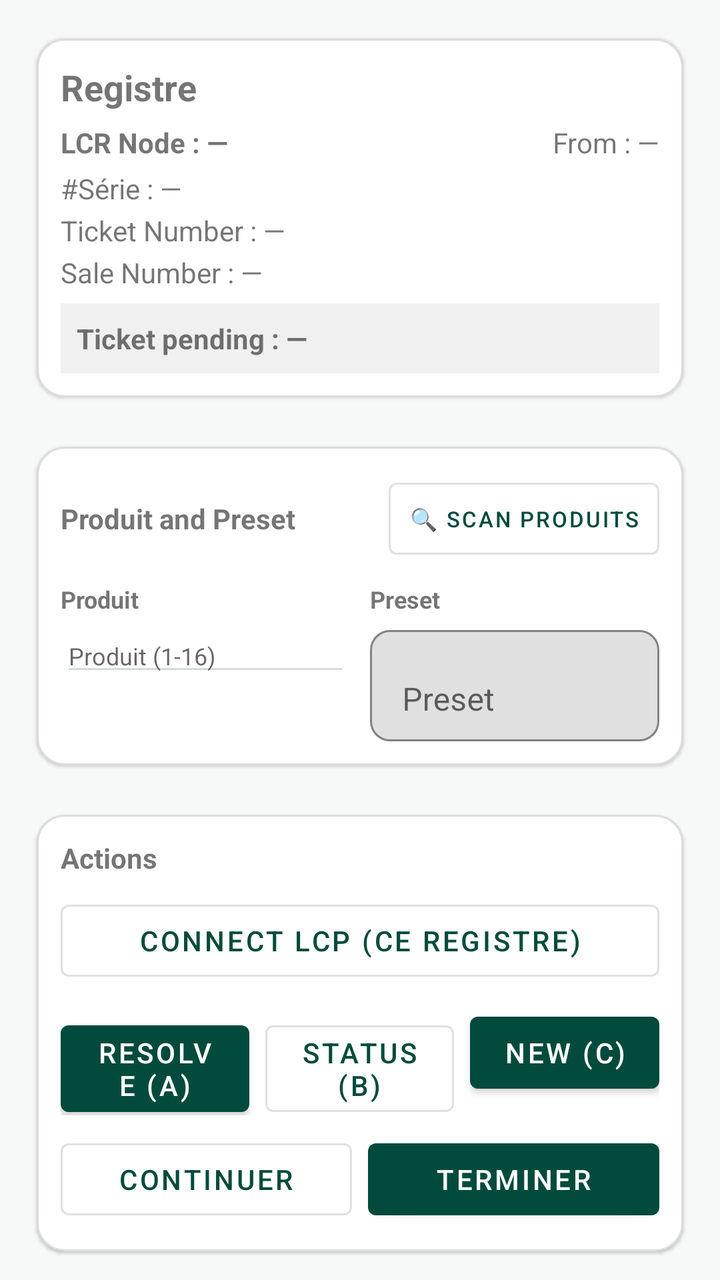
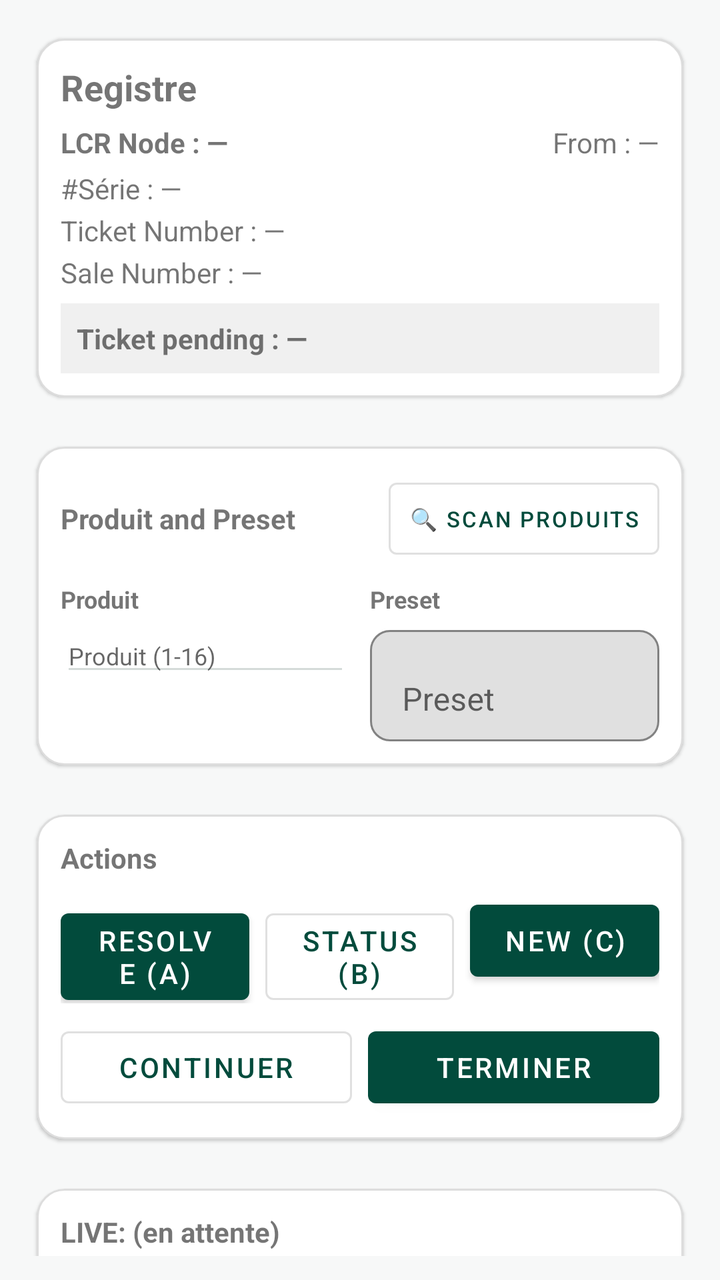

Two renders of the same Android screen: before a commit and after it. Below are the layout's source before the change and the commit's diff.
<!-- AndroidManifest.xml: application theme Theme.LcrFilgoEnergie -->
<!-- res/layout/fragment_register_tab.xml -->
<androidx.core.widget.NestedScrollView xmlns:android="http://schemas.android.com/apk/res/android"
    xmlns:app="http://schemas.android.com/apk/res-auto"
    android:id="@+id/regRootScroll"
    android:layout_width="match_parent"
    android:layout_height="match_parent"
    android:fillViewport="true"
    android:padding="12dp">

    <LinearLayout
        android:id="@+id/regRoot"
        android:layout_width="match_parent"
        android:layout_height="wrap_content"
        android:orientation="vertical">

        
        <com.google.android.material.card.MaterialCardView
            android:layout_width="match_parent"
            android:layout_height="wrap_content"
            app:cardUseCompatPadding="true"
            app:cardCornerRadius="14dp"
            app:strokeWidth="1dp"
            app:strokeColor="#22000000">

            <LinearLayout
                android:layout_width="match_parent"
                android:layout_height="wrap_content"
                android:orientation="vertical"
                android:padding="12dp">

                <TextView
                    android:id="@+id/txtRegHeader"
                    android:layout_width="match_parent"
                    android:layout_height="wrap_content"
                    android:text="Registre"
                    android:textStyle="bold"
                    android:textSize="18sp" />

                
                <LinearLayout
                    android:layout_width="match_parent"
                    android:layout_height="wrap_content"
                    android:orientation="horizontal"
                    android:layout_marginTop="6dp">

                    <TextView
                        android:id="@+id/txtLcrNode"
                        android:layout_width="0dp"
                        android:layout_height="wrap_content"
                        android:layout_weight="1"
                        android:text="LCR Node : —"
                        android:textStyle="bold" />

                    <TextView
                        android:id="@+id/txtFrom"
                        android:layout_width="0dp"
                        android:layout_height="wrap_content"
                        android:layout_weight="1"
                        android:gravity="end"
                        android:text="From : —" />
                </LinearLayout>

                <TextView
                    android:id="@+id/txtSerialId"
                    android:layout_width="match_parent"
                    android:layout_height="wrap_content"
                    android:text="#Série : —"
                    android:layout_marginTop="4dp" />

                <TextView
                    android:id="@+id/txtTicketNo"
                    android:layout_width="match_parent"
                    android:layout_height="wrap_content"
                    android:text="Ticket Number : —"
                    android:layout_marginTop="2dp" />

                
                <TextView
                    android:id="@+id/txtSaleNo"
                    android:layout_width="match_parent"
                    android:layout_height="wrap_content"
                    android:text="Sale Number : —"
                    android:layout_marginTop="2dp" />

                
                <TextView
                    android:id="@+id/txtTicketPending"
                    android:layout_width="match_parent"
                    android:layout_height="wrap_content"
                    android:text="Ticket pending : —"
                    android:textStyle="bold"
                    android:layout_marginTop="6dp"
                    android:padding="8dp"
                    android:background="#0F000000" />
            </LinearLayout>
        </com.google.android.material.card.MaterialCardView>

        
        <com.google.android.material.card.MaterialCardView
            android:layout_width="match_parent"
            android:layout_height="wrap_content"
            android:layout_marginTop="10dp"
            app:cardUseCompatPadding="true"
            app:cardCornerRadius="14dp"
            app:strokeWidth="1dp"
            app:strokeColor="#22000000">

            <LinearLayout
                android:layout_width="match_parent"
                android:layout_height="wrap_content"
                android:orientation="vertical"
                android:padding="12dp">

                <LinearLayout
                    android:layout_width="match_parent"
                    android:layout_height="wrap_content"
                    android:orientation="horizontal"
                    android:gravity="center_vertical">
                    <TextView
                        android:layout_width="0dp"
                        android:layout_height="wrap_content"
                        android:layout_weight="1"
                        android:text="Produit and Preset"
                        android:textStyle="bold"
                        android:textSize="14sp" />
                    <com.google.android.material.button.MaterialButton
                        android:id="@+id/btnScanProducts"
                        style="@style/Widget.MaterialComponents.Button.OutlinedButton"
                        android:layout_width="wrap_content"
                        android:layout_height="wrap_content"
                        android:text="🔍 Scan produits"
                        android:textSize="11sp"
                        android:paddingStart="10dp"
                        android:paddingEnd="10dp" />
                </LinearLayout>

                <LinearLayout
                    android:layout_width="match_parent"
                    android:layout_height="wrap_content"
                    android:orientation="horizontal"
                    android:layout_marginTop="8dp">

                    
                    <LinearLayout
                        android:layout_width="0dp"
                        android:layout_height="wrap_content"
                        android:layout_weight="1"
                        android:orientation="vertical">

                        <TextView
                            android:layout_width="match_parent"
                            android:layout_height="wrap_content"
                            android:text="Produit"
                            android:textStyle="bold"
                            android:textSize="12sp" />

                        <AutoCompleteTextView
                            android:id="@+id/spnProduct"
                            android:layout_width="match_parent"
                            android:layout_height="wrap_content"
                            android:layout_marginTop="2dp"
                            android:inputType="none"
                            android:focusable="false"
                            android:hint="Produit (1-16)"
                            android:textSize="12sp"
                            android:completionThreshold="1" />
                        
                    </LinearLayout>

                    
                    <LinearLayout
                        android:layout_width="0dp"
                        android:layout_height="wrap_content"
                        android:layout_weight="1"
                        android:orientation="vertical"
                        android:layout_marginStart="10dp">

                        <TextView
                            android:layout_width="match_parent"
                            android:layout_height="wrap_content"
                            android:text="Preset"
                            android:textStyle="bold"
                            android:textSize="12sp" />

                        <com.google.android.material.textfield.TextInputLayout
                            android:layout_width="match_parent"
                            android:layout_height="wrap_content"
                            android:layout_marginTop="2dp"
                            app:boxBackgroundMode="outline"
                            app:boxCornerRadiusTopStart="10dp"
                            app:boxCornerRadiusTopEnd="10dp"
                            app:boxCornerRadiusBottomStart="10dp"
                            app:boxCornerRadiusBottomEnd="10dp">

                            <com.google.android.material.textfield.TextInputEditText
                                android:id="@+id/edtPreset"
                                android:layout_width="match_parent"
                                android:layout_height="wrap_content"
                                android:hint="Preset"
                                android:inputType="numberDecimal"
                                android:singleLine="true" />
                        </com.google.android.material.textfield.TextInputLayout>
                    </LinearLayout>
                </LinearLayout>

            </LinearLayout>
        </com.google.android.material.card.MaterialCardView>

        
        <com.google.android.material.card.MaterialCardView
            android:layout_width="match_parent"
            android:layout_height="wrap_content"
            android:layout_marginTop="10dp"
            app:cardUseCompatPadding="true"
            app:cardCornerRadius="14dp"
            app:strokeWidth="1dp"
            app:strokeColor="#22000000">

            <LinearLayout
                android:layout_width="match_parent"
                android:layout_height="wrap_content"
                android:orientation="vertical"
                android:padding="12dp">

                <TextView
                    android:layout_width="match_parent"
                    android:layout_height="wrap_content"
                    android:text="Actions"
                    android:textStyle="bold"
                    android:textSize="14sp" />

                <com.google.android.material.button.MaterialButton
                    android:id="@+id/btnConnectTab"
                    style="@style/Widget.MaterialComponents.Button.OutlinedButton"
                    android:layout_width="match_parent"
                    android:layout_height="wrap_content"
                    android:text="Connect LCP (ce registre)"
                    android:layout_marginTop="8dp" />

                
                <LinearLayout
                    android:layout_width="match_parent"
                    android:layout_height="wrap_content"
                    android:orientation="horizontal"
                    android:layout_marginTop="8dp">

                    <com.google.android.material.button.MaterialButton
                        android:id="@+id/btnA"
                        android:layout_width="0dp"
                        android:layout_height="wrap_content"
                        android:layout_weight="1"
                        android:text="Resolve (A)" />

                    <com.google.android.material.button.MaterialButton
                        android:id="@+id/btnB"
                        style="@style/Widget.MaterialComponents.Button.OutlinedButton"
                        android:layout_width="0dp"
                        android:layout_height="wrap_content"
                        android:layout_weight="1"
                        android:layout_marginStart="8dp"
                        android:text="Status (B)" />

                    <com.google.android.material.button.MaterialButton
                        android:id="@+id/btnC"
                        android:layout_width="0dp"
                        android:layout_height="wrap_content"
                        android:layout_weight="1"
                        android:layout_marginStart="8dp"
                        android:text="New (C)" />
                </LinearLayout>

                
                <LinearLayout
                    android:layout_width="match_parent"
                    android:layout_height="wrap_content"
                    android:orientation="horizontal"
                    android:layout_marginTop="8dp">

                    <com.google.android.material.button.MaterialButton
                        android:id="@+id/btnContinue"
                        style="@style/Widget.MaterialComponents.Button.OutlinedButton"
                        android:layout_width="0dp"
                        android:layout_height="wrap_content"
                        android:layout_weight="1"
                        android:text="Continuer" />

                    <com.google.android.material.button.MaterialButton
                        android:id="@+id/btnFinish"
                        android:layout_width="0dp"
                        android:layout_height="wrap_content"
                        android:layout_weight="1"
                        android:layout_marginStart="8dp"
                        android:text="Terminer" />
                </LinearLayout>

                
                <com.google.android.material.button.MaterialButton
                    android:id="@+id/btnRetourWO"
                    android:layout_width="match_parent"
                    android:layout_height="wrap_content"
                    android:layout_marginTop="10dp"
                    android:text="✅ Retour au Bon de travail"
                    android:visibility="gone"
                    android:backgroundTint="#1976D2"
                    android:textColor="#FFFFFF"
                    android:textSize="16sp"
                    android:padding="12dp" />

            </LinearLayout>
        </com.google.android.material.card.MaterialCardView>

        
        <Button
            android:id="@+id/btnAnnuler"
            android:layout_width="match_parent"
            android:layout_height="wrap_content"
            android:layout_marginTop="8dp"
            android:layout_marginBottom="2dp"
            android:text="⛔ Annuler la livraison"
            android:textColor="#FFFFFF"
            android:backgroundTint="#CC2222"
            android:textStyle="bold"
            android:visibility="gone" />

        
        <com.google.android.material.card.MaterialCardView
            android:layout_width="match_parent"
            android:layout_height="wrap_content"
            android:layout_marginTop="10dp"
            app:cardUseCompatPadding="true"
            app:cardCornerRadius="14dp"
            app:strokeWidth="1dp"
            app:strokeColor="#22000000">

            <LinearLayout
                android:layout_width="match_parent"
                android:layout_height="wrap_content"
                android:orientation="vertical"
                android:padding="12dp">

                <TextView
                    android:id="@+id/txtLive"
                    android:layout_width="match_parent"
                    android:layout_height="wrap_content"
                    android:text="LIVE: (en attente)"
                    android:textStyle="bold" />

                <LinearLayout
                    android:id="@+id/liveQtyPanel"
                    android:layout_width="match_parent"
                    android:layout_height="wrap_content"
                    android:orientation="horizontal"
                    android:layout_marginTop="10dp"
                    android:background="#0F000000">

                    
                    <LinearLayout
                        android:layout_width="0dp"
                        android:layout_height="wrap_content"
                        android:layout_weight="1"
                        android:orientation="vertical"
                        android:padding="10dp">

                        <TextView
                            android:id="@+id/txtQtyNet"
                            android:layout_width="match_parent"
                            android:layout_height="wrap_content"
                            android:text="NET: 0.0"
                            android:textStyle="bold"
                            android:textSize="24sp"
                            android:textColor="#000000" />

                        <TextView
                            android:id="@+id/txtQtyGross"
                            android:layout_width="match_parent"
                            android:layout_height="wrap_content"
                            android:text="GROSS: 0.0"
                            android:textStyle="bold"
                            android:textSize="18sp"
                            android:textColor="#222222"
                            android:layout_marginTop="4dp" />

                        
                        <TextView
                            android:id="@+id/txtDecimalsInfo"
                            android:layout_width="match_parent"
                            android:layout_height="wrap_content"
                            android:text="Décimales : —"
                            android:textSize="12sp"
                            android:textColor="#666666"
                            android:layout_marginTop="2dp" />
                    </LinearLayout>

                    
                    <LinearLayout
                        android:id="@+id/panelWoCumul"
                        android:layout_width="0dp"
                        android:layout_height="wrap_content"
                        android:layout_weight="1"
                        android:orientation="vertical"
                        android:padding="10dp"
                        android:background="#1A185FA5"
                        android:visibility="visible">

                        <TextView
                            android:layout_width="match_parent"
                            android:layout_height="wrap_content"
                            android:text="WO complété"
                            android:textSize="11sp"
                            android:textColor="#185FA5"
                            android:textStyle="bold" />

                        <TextView
                            android:id="@+id/txtWoCumulNet"
                            android:layout_width="match_parent"
                            android:layout_height="wrap_content"
                            android:text="Total NET: —"
                            android:textSize="16sp"
                            android:textStyle="bold"
                            android:textColor="#185FA5"
                            android:layout_marginTop="2dp" />

                        <TextView
                            android:id="@+id/txtWoCumulGross"
                            android:layout_width="match_parent"
                            android:layout_height="wrap_content"
                            android:text="Total GROSS: —"
                            android:textSize="13sp"
                            android:textColor="#185FA5"
                            android:layout_marginTop="2dp" />

                        <TextView
                            android:id="@+id/txtWoCumulCount"
                            android:layout_width="match_parent"
                            android:layout_height="wrap_content"
                            android:text=""
                            android:textSize="11sp"
                            android:textColor="#888888"
                            android:layout_marginTop="2dp" />
                    </LinearLayout>

                </LinearLayout>

            </LinearLayout>
        </com.google.android.material.card.MaterialCardView>

        
        <com.google.android.material.card.MaterialCardView
            android:layout_width="match_parent"
            android:layout_height="wrap_content"
            android:layout_marginTop="10dp"
            app:cardUseCompatPadding="true"
            app:cardCornerRadius="14dp"
            app:strokeWidth="1dp"
            app:strokeColor="#22000000">

            <LinearLayout
                android:layout_width="match_parent"
                android:layout_height="wrap_content"
                android:orientation="vertical"
                android:padding="12dp">

                <TextView
                    android:layout_width="match_parent"
                    android:layout_height="wrap_content"
                    android:text="Ticket"
                    android:textStyle="bold"
                    android:textSize="14sp" />

                <TextView
                    android:id="@+id/txtDeliveryUid"
                    android:layout_width="match_parent"
                    android:layout_height="wrap_content"
                    android:text="Delivery UID : —"
                    android:layout_marginTop="6dp" />

                
                <com.google.android.material.button.MaterialButton
                    android:id="@+id/btnReprintTicket"
                    style="@style/Widget.MaterialComponents.Button.OutlinedButton"
                    android:layout_width="match_parent"
                    android:layout_height="wrap_content"
                    android:text="Reprint (last ticket)"
                    android:layout_marginTop="8dp" />

                
                <com.google.android.material.button.MaterialButton
                    android:id="@+id/btnCustomPrint"
                    style="@style/Widget.MaterialComponents.Button.OutlinedButton"
                    android:layout_width="match_parent"
                    android:layout_height="wrap_content"
                    android:layout_marginTop="8dp"
                    android:text="🖨️ Impression custom"
                    android:visibility="gone" />

                
                <com.google.android.material.button.MaterialButton
                    android:id="@+id/btnTestPrinter"
                    style="@style/Widget.MaterialComponents.Button.OutlinedButton"
                    android:layout_width="match_parent"
                    android:layout_height="wrap_content"
                    android:layout_marginTop="8dp"
                    android:text="🖨️ Vérifier l'imprimante" />

            </LinearLayout>
        </com.google.android.material.card.MaterialCardView>

        
        <com.google.android.material.card.MaterialCardView
            android:layout_width="match_parent"
            android:layout_height="wrap_content"
            android:layout_marginTop="10dp"
            app:cardUseCompatPadding="true"
            app:cardCornerRadius="14dp"
            app:strokeWidth="1dp"
            app:strokeColor="#22000000">

            <LinearLayout
                android:layout_width="match_parent"
                android:layout_height="wrap_content"
                android:orientation="vertical"
                android:padding="12dp">

                <CheckBox
                    android:id="@+id/cbShowLog"
                    android:layout_width="wrap_content"
                    android:layout_height="wrap_content"
                    android:text="Afficher logs"
                    android:checked="false" />

                <LinearLayout
                    android:id="@+id/logPanel"
                    android:layout_width="match_parent"
                    android:layout_height="wrap_content"
                    android:orientation="vertical"
                    android:visibility="gone"
                    android:layout_marginTop="8dp">

                    <ScrollView
                        android:id="@+id/logScroll"
                        android:layout_width="match_parent"
                        android:layout_height="200dp"
                        android:fillViewport="true"
                        android:background="#111111">

                        <TextView
                            android:id="@+id/txtLog"
                            android:layout_width="match_parent"
                            android:layout_height="wrap_content"
                            android:typeface="monospace"
                            android:textIsSelectable="true"
                            android:textSize="12sp"
                            android:textColor="#00FF00"
                            android:padding="10dp" />
                    </ScrollView>

                    <LinearLayout
                        android:layout_width="match_parent"
                        android:layout_height="wrap_content"
                        android:orientation="horizontal"
                        android:gravity="end"
                        android:layout_marginTop="8dp">

                        <com.google.android.material.button.MaterialButton
                            android:id="@+id/btnClearLog"
                            style="@style/Widget.MaterialComponents.Button.TextButton"
                            android:layout_width="wrap_content"
                            android:layout_height="wrap_content"
                            android:text="Clear" />

                        <com.google.android.material.button.MaterialButton
                            android:id="@+id/btnCopyLog"
                            style="@style/Widget.MaterialComponents.Button.TextButton"
                            android:layout_width="wrap_content"
                            android:layout_height="wrap_content"
                            android:layout_marginStart="8dp"
                            android:text="Copy" />

                        <com.google.android.material.button.MaterialButton
                            android:id="@+id/btnScrollDown"
                            style="@style/Widget.MaterialComponents.Button.TextButton"
                            android:layout_width="wrap_content"
                            android:layout_height="wrap_content"
                            android:layout_marginStart="8dp"
                            android:text="Down" />
                    </LinearLayout>

                    <LinearLayout
                        android:layout_width="match_parent"
                        android:layout_height="wrap_content"
                        android:orientation="horizontal"
                        android:layout_marginTop="4dp">

                        <CheckBox
                            android:id="@+id/cbTxRx"
                            android:layout_width="wrap_content"
                            android:layout_height="wrap_content"
                            android:text="Afficher TX / RX"
                            android:checked="false" />

                        <CheckBox
                            android:id="@+id/cbLogTs"
                            android:layout_width="wrap_content"
                            android:layout_height="wrap_content"
                            android:layout_marginStart="12dp"
                            android:text="Timestamps UI + IO + API"
                            android:checked="false" />
                    </LinearLayout>

                </LinearLayout>
            </LinearLayout>
        </com.google.android.material.card.MaterialCardView>

        
        <View
            android:layout_width="match_parent"
            android:layout_height="16dp" />

    </LinearLayout>
</androidx.core.widget.NestedScrollView>
<!-- resources referenced by this layout -->
<resources>
  <style name="Theme.LcrFilgoEnergie" parent="Theme.MaterialComponents.DayNight.NoActionBar">
  
          
          <item name="colorPrimary">@color/filgo_green</item>
          <item name="colorPrimaryDark">@color/filgo_green_dark</item>
          <item name="colorSecondary">@color/filgo_green_light</item>
  
          
          <item name="colorAccent">@color/filgo_green_light</item>
  
          
          <item name="colorControlNormal">@color/outline</item>
          <item name="colorControlActivated">@color/outline_focus</item>
  
          
          <item name="android:windowBackground">@color/bg_app</item>
  
          
          <item name="buttonStyle">@style/FilgoButton</item>
          <item name="editTextStyle">@style/FilgoEditText</item>
  
      </style>
  <color name="filgo_green">#024B3C</color>
  <color name="filgo_green_dark">#01372C</color>
  <color name="filgo_green_light">#0B6B55</color>
  <color name="outline">#D5DBD9</color>
  <color name="outline_focus">@color/filgo_green</color>
  <color name="bg_app">#F7F8F8</color>
  <style name="FilgoButton" parent="Widget.MaterialComponents.Button">
          <item name="backgroundTint">@color/btn_primary_bg</item>
          <item name="android:textColor">@color/btn_primary_text</item>
          <item name="android:textAllCaps">false</item>
      </style>
  <style name="FilgoEditText" parent="Widget.MaterialComponents.TextInputEditText.OutlinedBox">
          <item name="android:textColor">@color/text_primary</item>
          <item name="android:textColorHint">@color/text_secondary</item>
          <item name="android:padding">10dp</item>
      </style>
  <color name="btn_primary_bg">@color/filgo_green</color>
  <color name="btn_primary_text">@color/text_on_green</color>
  <color name="text_primary">#111111</color>
  <color name="text_secondary">#3A3A3A</color>
  <color name="text_on_green">#FFFFFF</color>
</resources>

<!-- the commit's change to res/layout/fragment_register_tab.xml (unified diff, before → after) -->
@@ -233,6 +233,7 @@
                     style="@style/Widget.MaterialComponents.Button.OutlinedButton"
                     android:layout_width="match_parent"
                     android:layout_height="wrap_content"
+                    android:visibility="gone"
                     android:text="Connect LCP (ce registre)"
                     android:layout_marginTop="8dp" />
 
